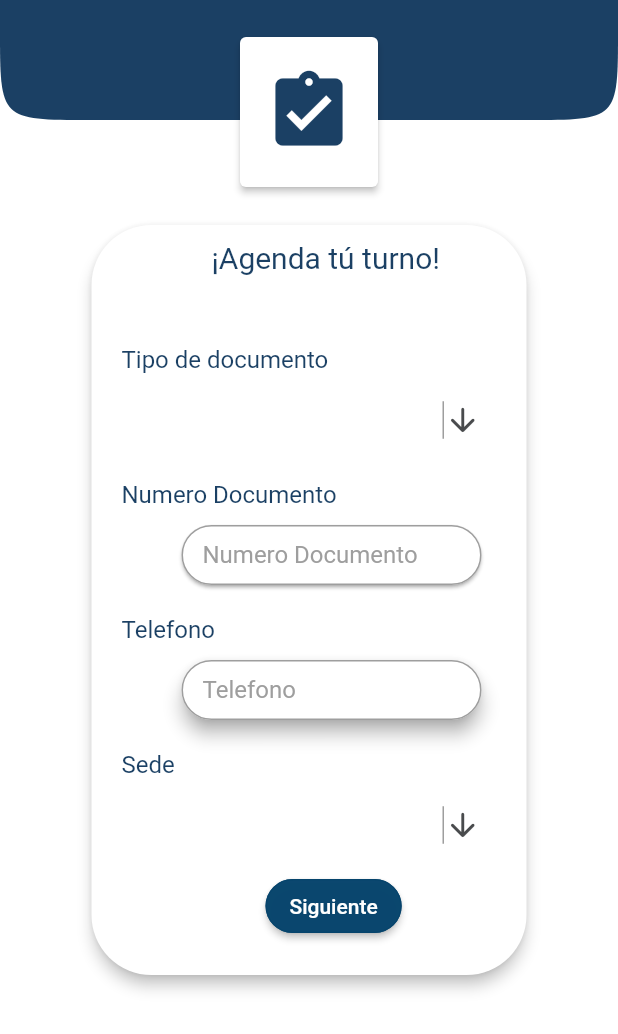
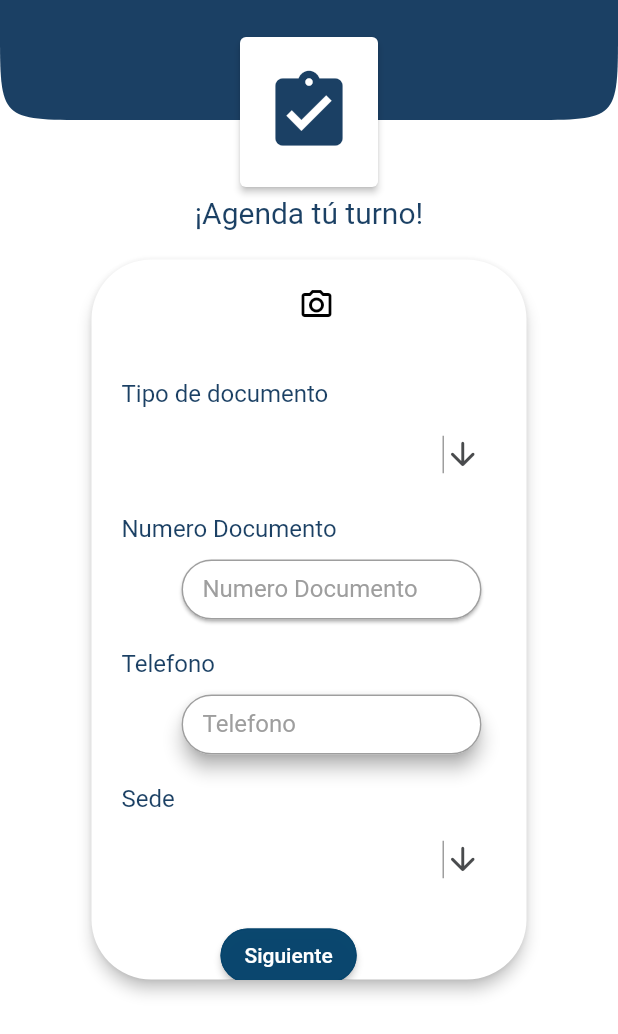
Before and after one commit to DTZ-David/farmax_app, a Flutter app: the RegistrarCita screen opened by its route, on a phone screen of 412 x 824 dp. Shown: the top 1034 px of the screen. Run offline on Flutter 3.47's test engine with Material 2 defaults, Android fonts, the phone set to English and light mode, and no system bars; our stand-ins replace get, image_picker, loading_animation_widget; network calls fail.

Commit message:
Add Form Photo

```diff
--- a/lib/ui/auth/login.dart
+++ b/lib/ui/auth/login.dart
@@ -1,5 +1,6 @@
 import 'package:farmax_app/ui/pages/main_page.dart';
 import 'package:flutter/material.dart';
+import 'package:flutter/cupertino.dart';
 import 'package:get/get.dart';
 
 class Login extends StatefulWidget {
--- a/lib/ui/pages/registrar_cita.dart
+++ b/lib/ui/pages/registrar_cita.dart
@@ -1,5 +1,8 @@
+import 'dart:io';
+
 import 'package:flutter/material.dart';
 import 'package:get/get.dart';
+import 'package:image_picker/image_picker.dart';
 
 class RegistrarCita extends StatefulWidget {
   const RegistrarCita({super.key});
@@ -9,12 +12,25 @@ class RegistrarCita extends StatefulWidget {
 }
 
 class _RegistrarCitaState extends State<RegistrarCita> {
+  var _image;
+  ImagePicker picker = ImagePicker();
   TextEditingController controlCed = TextEditingController();
   TextEditingController controlTel = TextEditingController();
   String dropdownvalue = 'Seleccione...';
 
   var items = ['C.C', 'T.I'];
   var items2 = ['San Martin', 'Novena'];
+  _camGaleria(bool op) async {
+    XFile? image;
+    image = op
+        ? await picker.pickImage(source: ImageSource.camera, imageQuality: 50)
+        : await picker.pickImage(source: ImageSource.gallery, imageQuality: 50);
+
+    setState(() {
+      _image = (image != null) ? File(image.path) : null;
+    });
+  }
+
   @override
   Widget build(BuildContext context) {
     return SafeArea(
@@ -44,8 +60,17 @@ class _RegistrarCitaState extends State<RegistrarCita> {
                   child: Column(
                     children: [
                       const SizedBox(height: 50),
+                      const Positioned(
+                        top: 120,
+                        child: Text(
+                          "¡Agenda tú turno!",
+                          style: TextStyle(
+                              color: Color.fromARGB(234, 6, 47, 86),
+                              fontSize: 20),
+                        ),
+                      ),
                       SizedBox(
-                        height: 540,
+                        height: 520,
                         width: 330,
                         child: Padding(
                           padding: const EdgeInsets.all(16),
@@ -56,16 +81,6 @@ class _RegistrarCitaState extends State<RegistrarCita> {
                             color: Colors.white,
                             child: Stack(
                               children: [
-                                const Positioned(
-                                  top: 10,
-                                  left: 80,
-                                  child: Text(
-                                    "¡Agenda tú turno!",
-                                    style: TextStyle(
-                                        color: Color.fromARGB(234, 6, 47, 86),
-                                        fontSize: 20),
-                                  ),
-                                ),
                                 const Positioned(
                                   top: 80,
                                   left: 20,
@@ -289,10 +304,47 @@ class _RegistrarCitaState extends State<RegistrarCita> {
                                   ),
                                 ),
                                 Positioned(
-                                    top: 430,
+                                  top: -20,
+                                  left: 100,
+                                  child: GestureDetector(
+                                    onTap: () async {
+                                      _opcioncamara(context);
+                                    },
+                                    child: CircleAvatar(
+                                      radius: 50,
+                                      backgroundColor: Colors.transparent,
+                                      child: _image != null
+                                          ? ClipRRect(
+                                              borderRadius:
+                                                  BorderRadius.circular(48),
+                                              child: Image.file(
+                                                _image,
+                                                width: 60,
+                                                height: 60,
+                                                fit: BoxFit.fitHeight,
+                                              ),
+                                            )
+                                          : Container(
+                                              decoration: BoxDecoration(
+                                                color: Colors.transparent,
+                                                borderRadius:
+                                                    BorderRadius.circular(48),
+                                              ),
+                                              width: 60,
+                                              height: 60,
+                                              child: const Icon(
+                                                Icons.camera_alt_outlined,
+                                                color: Colors.black,
+                                              ),
+                                            ),
+                                    ),
+                                  ),
+                                ),
+                                Positioned(
+                                    top: 440,
                                     left: MediaQuery.of(context).size.width *
                                             0.5 -
-                                        90,
+                                        120,
                                     child: ElevatedButton(
                                       style: ButtonStyle(
                                           backgroundColor:
@@ -322,7 +374,7 @@ class _RegistrarCitaState extends State<RegistrarCita> {
                             ),
                           ),
                         ),
-                      )
+                      ),
                     ],
                   ),
                 ))),
@@ -356,4 +408,33 @@ class _RegistrarCitaState extends State<RegistrarCita> {
       ),
     );
   }
+
+  void _opcioncamara(context) {
+    showModalBottomSheet(
+        context: context,
+        builder: (BuildContext bc) {
+          return SafeArea(
+            child: Wrap(
+              children: <Widget>[
+                ListTile(
+                    leading: const Icon(Icons.photo_library),
+                    title: const Text('Imagen de Galeria'),
+                    onTap: () {
+                      _camGaleria(false);
+                      Get.back();
+                      // Navigator.of(context).pop();
+                    }),
+                ListTile(
+                  leading: const Icon(Icons.photo_camera),
+                  title: const Text('Capturar Imagen'),
+                  onTap: () {
+                    _camGaleria(true);
+                    Navigator.of(context).pop();
+                  },
+                ),
+              ],
+            ),
+          );
+        });
+  }
 }
```
Also changed, not shown: lib/responsive/desktop_body.dart (deleted, +0 -10 lines), lib/responsive/mobile_body.dart (deleted, +0 -10 lines), lib/responsive/responsivelayout.dart (deleted, +0 -20 lines), lib/ui/pages/home.dart (+7 -2 lines).
